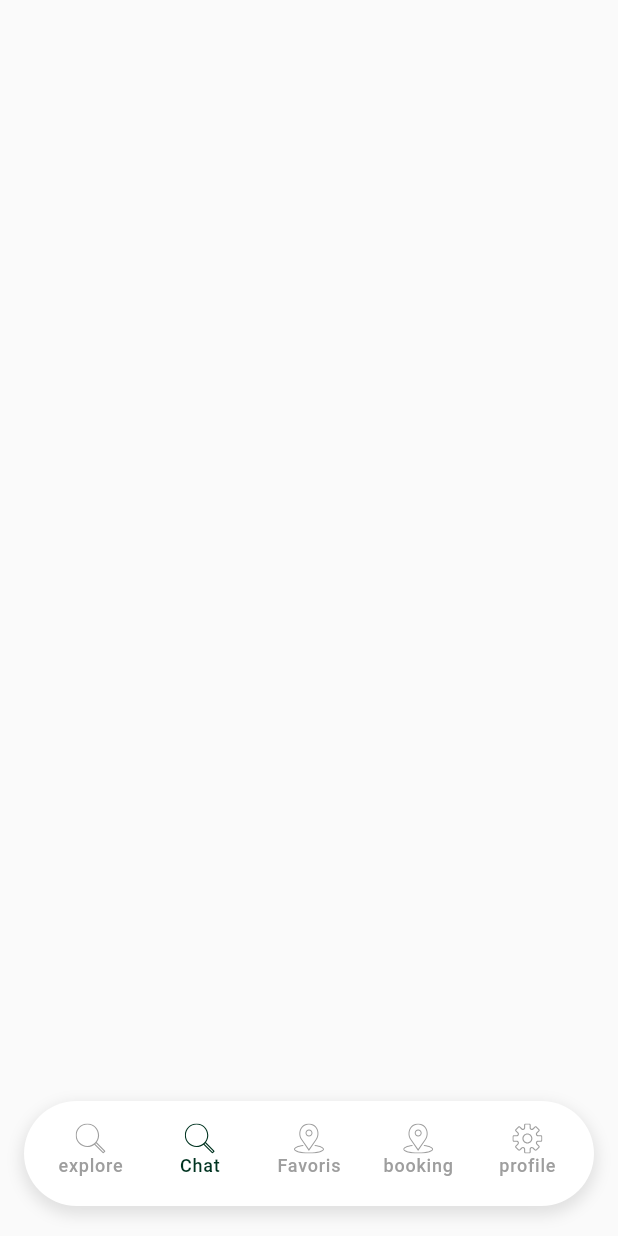
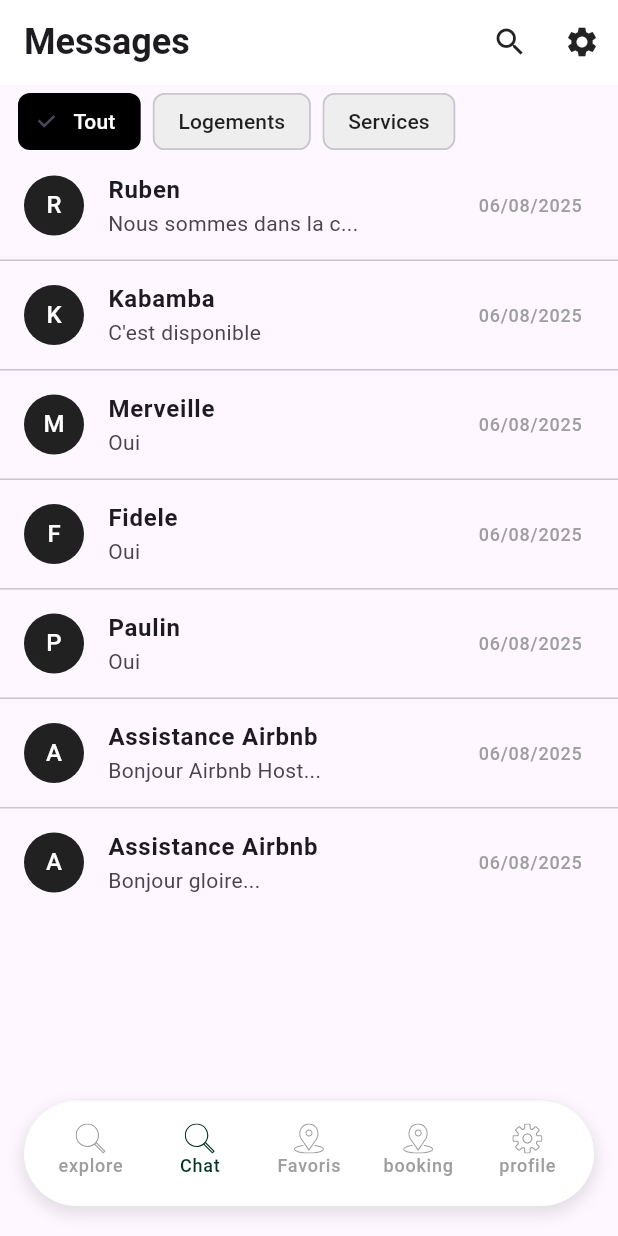
Before and after one commit to Gmk0/hotel_booking_test, a Flutter app: the screen it shows after launch, item 2 of the bottom bar chosen, on a phone screen of 412 x 824 dp. Run offline on Flutter 3.47's test engine with Material 3 defaults, Android fonts, the phone set to English and light mode, and no system bars; drawn by our look-alikes of flutter_easyloading; our stand-ins replace cached_network_image, carousel_slider, connectivity_plus, device_preview_plus, flutter_riverpod, flutter_svg and 7 more; missing offline and left inert: image_stack; accounts and stored records are empty; project files that could hold a hidden picture were left out.

Commit message:
chats feature

```diff
--- /dev/null
+++ b/lib/features/chats/Chats_feature.dart
@@ -0,0 +1,125 @@
+import 'package:flutter/material.dart';
+import 'package:hotel_booking/features/chats/chat_details.dart';
+
+
+class ChatListScreen extends StatelessWidget
+{
+  final List<Map<String, String>> messages = [
+    {
+      "name": "Ruben",
+      "message": "Nous sommes dans la c...",
+      "date": "06/08/2025",
+    },
+    {
+      "name": "Kabamba",
+      "message": "C'est disponible",
+      "date": "06/08/2025",
+    },
+    {
+      "name": "Merveille",
+      "message": "Oui",
+      "date": "06/08/2025",
+    },
+    {
+      "name": "Fidele",
+      "message": "Oui",
+      "date": "06/08/2025",
+    },
+    {
+      "name": "Paulin",
+      "message": "Oui",
+      "date": "06/08/2025",
+    },
+    {
+      "name": "Assistance Airbnb",
+      "message": "Bonjour Airbnb Host...",
+      "date": "06/08/2025",
+    },
+    {
+      "name": "Assistance Airbnb",
+      "message": "Bonjour gloire...",
+      "date": "06/08/2025",
+    },
+  ];
+
+  final List<String> filters = [
+    "Tout",
+    "Logements",
+    "Services",
+  ];
+
+  @override
+  Widget build(BuildContext context) {
+    return Scaffold(
+      appBar: AppBar(
+        title: Text("Messages", style: TextStyle(fontSize: 24, fontWeight: FontWeight.bold)),
+        backgroundColor: Colors.white,
+        elevation: 0,
+        centerTitle: false,
+        actions: [
+          IconButton(
+            icon: Icon(Icons.search, color: Colors.black87),
+            onPressed: () {},
+          ),
+          IconButton(
+            icon: Icon(Icons.settings, color: Colors.black87),
+            onPressed: () {},
+          ),
+        ],
+      ),
+      body: Column(
+        children: [
+          Container(
+            height: 40,
+            margin: EdgeInsets.only(left: 12, top: 5),
+            child: ListView.separated(
+              scrollDirection: Axis.horizontal,
+              itemCount: filters.length,
+              separatorBuilder: (_, __) => SizedBox(width: 8),
+              itemBuilder: (context, index) {
+                bool isSelected = index == 0;
+                return FilterChip(
+                  label: Text(filters[index]),
+                  selected: isSelected,
+                  onSelected: (_) {},
+                  selectedColor: Colors.black,
+                  labelStyle: TextStyle(
+                      color: isSelected ? Colors.white : Colors.black87),
+                  backgroundColor: Colors.grey.shade200,
+                );
+              },
+            ),
+          ),
+          Expanded(
+            child: ListView.separated(
+              itemCount: messages.length,
+              separatorBuilder: (_, __) => Divider(height: 1),
+              itemBuilder: (context, index) {
+                final msg = messages[index];
+                return ListTile(
+                  leading: CircleAvatar(
+                    backgroundColor: Colors.black87,
+                    child: Text(msg["name"]!.toString()[0],
+                        style: TextStyle(color: Colors.white)),
+                  ),
+                  title: Text(msg["name"]!,
+                      style: TextStyle(fontWeight: FontWeight.w600)),
+                  subtitle: Text(msg["message"]!,
+                      maxLines: 1, overflow: TextOverflow.ellipsis),
+                  trailing: Text(msg["date"]!,
+                      style: TextStyle(color: Colors.grey, fontSize: 12)),
+                  onTap: (){
+                    /**
+                     * Naviguer vers  le screen de chat en detail.
+                     */
+                    Navigator.push(context, MaterialPageRoute(builder: (context) => ChatDetailScreen()));
+                  },
+                );
+              },
+            ),
+          ),
+        ],
+      ),
+    );
+  }
+}
--- a/lib/navigation_screen.dart
+++ b/lib/navigation_screen.dart
@@ -2,6 +2,7 @@ import 'package:flutter/material.dart';
 import 'package:flutter/services.dart';
 import 'package:flutter_svg/svg.dart';
 import 'package:hotel_booking/core/utils/constants/colors.dart';
+import 'package:hotel_booking/features/chats/Chats_feature.dart';
 import 'package:hotel_booking/routes/pages.dart';
 
 import 'features/favoris/favourite_screen.dart';
@@ -146,7 +147,7 @@ class _NavigationScreenState extends State<NavigationScreen>
           ),
         ),
 
-        animatedPage(Container()), // Search
+        animatedPage(ChatListScreen()), // Chat
         animatedPage(FavouriteScreen()), // Nearby
         animatedPage(Container()), // Book
         animatedPage(
@@ -163,7 +164,6 @@ class _NavigationScreenState extends State<NavigationScreen>
   Widget getBottomBar() {
     return Container(
       height: 70,
-
       decoration: BoxDecoration(
         color: Colors.white,
         borderRadius: BorderRadius.circular(124.75),
--- a/lib/services/storage_service.dart
+++ b/lib/services/storage_service.dart
@@ -1,12 +1,11 @@
 import 'dart:convert';
-
-
 import 'package:hive_flutter/hive_flutter.dart';
 import 'package:hotel_booking/core/utils/constants/api_constants.dart';
 
 
 
-class HiveService {
+class HiveService
+{
   final Box _box =
       Hive.box('app_storage'); // Utilisation de la boîte "app_storage"
 
--- a/lib/widgets/custom_app_bar.dart
+++ b/lib/widgets/custom_app_bar.dart
@@ -25,7 +25,7 @@ class CustomAppBar extends StatelessWidget implements PreferredSizeWidget {
     this.actions,
     this.centerTitle = false,
     this.leading,
-    this.searchHint = 'Search properties...',
+    this.searchHint = 'Recherche hebergement...',
     this.searchController,
     this.onSearchChanged,
     this.onSearchSubmitted,
```
Also changed, not shown: lib/features/chats/chat_details.dart (added, +212 -0 lines).
